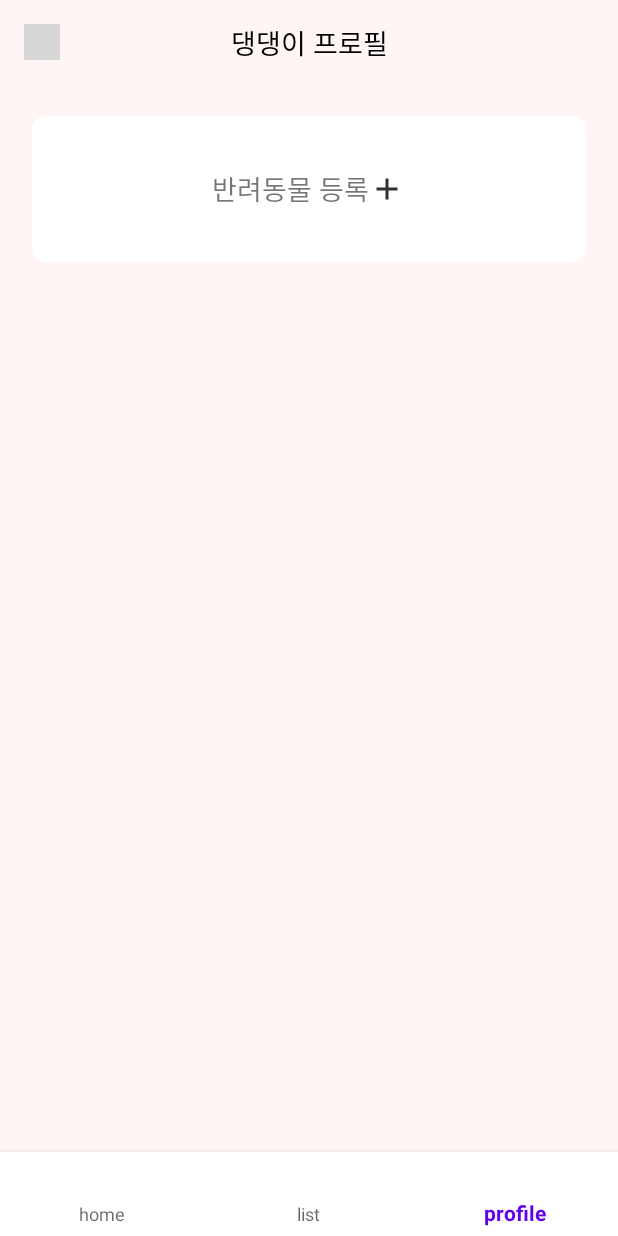
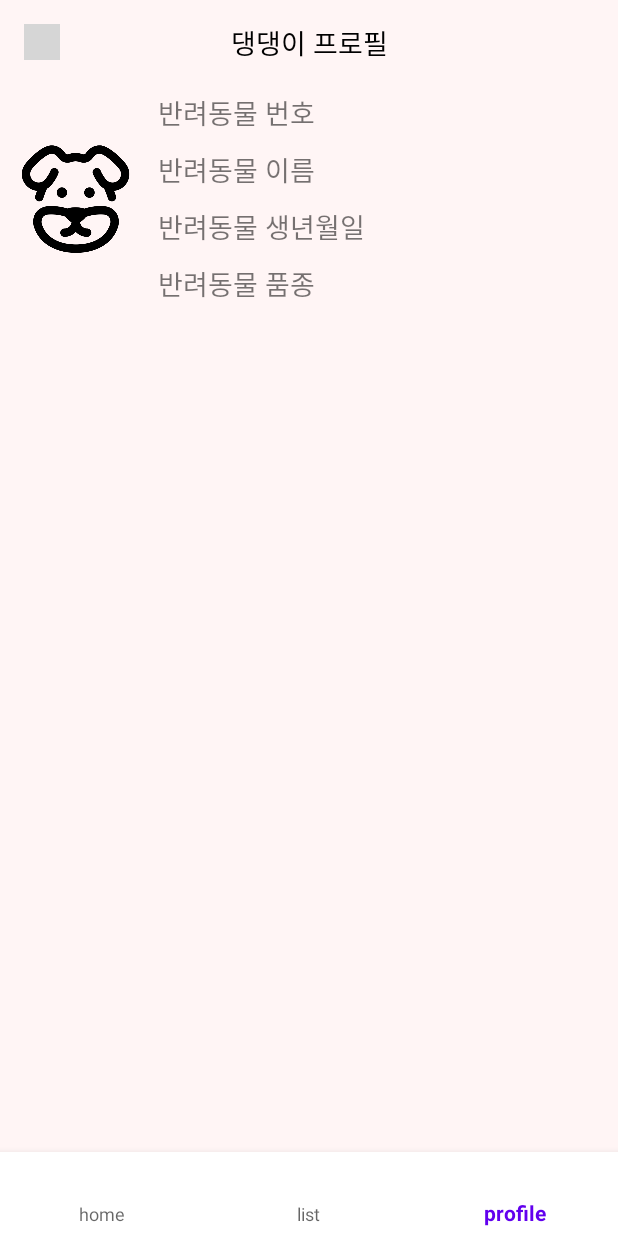
Before and after one commit to alexfu2011/PetApp, an Android app: the MainActivity screen opened directly, with no data from a screen before it, item 3 of the bottom bar chosen, on a phone screen of 412 x 824 dp. Run offline under Robolectric (Android 15) with nearby library versions, the phone set to English and light mode, and no system bars; our stand-ins replace data binding; grey boxes are pictures that could not be loaded.

Commit message:
2021-11-16 fragment_profile.xml UI 수정

```diff
--- a/app/src/main/java/com/project/protectpetapp/view/MainActivity.java
+++ b/app/src/main/java/com/project/protectpetapp/view/MainActivity.java
@@ -6,6 +6,9 @@ import androidx.fragment.app.Fragment;
 
 import com.project.protectpetapp.R;
 import com.project.protectpetapp.databinding.ActivityMainBinding;
+import com.project.protectpetapp.view.fragment.HomeFragment;
+import com.project.protectpetapp.view.fragment.ProfileFragment;
+import com.project.protectpetapp.view.fragment.VeccineCheckFragment;
 
 public class MainActivity extends BaseActivity<ActivityMainBinding> {
 
--- a/app/src/main/java/com/project/protectpetapp/view/BaseFragment.java
+++ b/app/src/main/java/com/project/protectpetapp/view/fragment/BaseFragment.java
@@ -1,4 +1,4 @@
-package com.project.protectpetapp.view;
+package com.project.protectpetapp.view.fragment;
 
 import android.os.Bundle;
 import android.view.LayoutInflater;
--- a/app/src/main/java/com/project/protectpetapp/view/HomeFragment.java
+++ b/app/src/main/java/com/project/protectpetapp/view/fragment/HomeFragment.java
@@ -1,4 +1,4 @@
-package com.project.protectpetapp.view;
+package com.project.protectpetapp.view.fragment;
 
 import android.os.Bundle;
 import android.view.View;
--- a/app/src/main/java/com/project/protectpetapp/view/ProfileFragment.java
+++ b/app/src/main/java/com/project/protectpetapp/view/fragment/ProfileFragment.java
@@ -1,4 +1,4 @@
-package com.project.protectpetapp.view;
+package com.project.protectpetapp.view.fragment;
 
 import android.app.AlertDialog;
 import android.content.Intent;
@@ -8,6 +8,7 @@ import android.widget.LinearLayout;
 
 import com.project.protectpetapp.R;
 import com.project.protectpetapp.databinding.FragmentProfileBinding;
+import com.project.protectpetapp.view.RegisterPetActivity;
 
 public class ProfileFragment extends BaseFragment<FragmentProfileBinding> implements View.OnClickListener {
 
--- a/app/src/main/java/com/project/protectpetapp/view/VeccineCheckFragment.java
+++ b/app/src/main/java/com/project/protectpetapp/view/fragment/VeccineCheckFragment.java
@@ -1,4 +1,4 @@
-package com.project.protectpetapp.view;
+package com.project.protectpetapp.view.fragment;
 
 import android.os.Bundle;
 import android.view.View;
--- a/app/src/main/res/layout/fragment_home.xml
+++ b/app/src/main/res/layout/fragment_home.xml
@@ -6,7 +6,7 @@
         android:layout_width="match_parent"
         android:layout_height="match_parent"
         android:background="#FFF5F5"
-        tools:context=".view.HomeFragment">
+        tools:context=".view.fragment.HomeFragment">
 
     <LinearLayout
         android:id="@+id/layout"
--- a/app/src/main/res/layout/fragment_profile.xml
+++ b/app/src/main/res/layout/fragment_profile.xml
@@ -6,27 +6,60 @@
         android:layout_width="match_parent"
         android:layout_height="match_parent"
         android:background="#FFF5F5"
-        tools:context=".view.ProfileFragment">
+        tools:context=".view.fragment.ProfileFragment">
 
         <LinearLayout
             android:id="@+id/btn_pet_name"
+            android:layout_width="match_parent"
+            android:layout_height="wrap_content"
+            android:orientation="horizontal"
+            android:visibility="visible">
+
+            <ImageView
+                android:layout_width="100dp"
+                android:layout_height="100dp"
+                android:layout_gravity="center_vertical"
+                android:src="@drawable/ic_dog" />
+
+            <LinearLayout
                 android:layout_width="wrap_content"
                 android:layout_height="wrap_content"
-            android:visibility="gone">
+                android:orientation="vertical">
+
+                <TextView
+                    android:id="@+id/tv_pet_id"
+                    android:layout_width="wrap_content"
+                    android:layout_height="wrap_content"
+                    android:padding="5dp"
+                    android:text="반려동물 번호"
+                    android:textSize="18dp" />
 
                 <TextView
                     android:id="@+id/tv_pet_name"
                     android:layout_width="wrap_content"
                     android:layout_height="wrap_content"
-                android:padding="10dp"
+                    android:padding="5dp"
                     android:text="반려동물 이름"
                     android:textSize="18dp" />
 
-            <ImageView
+                <TextView
+                    android:id="@+id/tv_pet_birth"
                     android:layout_width="wrap_content"
                     android:layout_height="wrap_content"
-                android:layout_gravity="center_vertical"
-                android:src="@drawable/ic_arrow_down" />
+                    android:padding="5dp"
+                    android:text="반려동물 생년월일"
+                    android:textSize="18dp" />
+
+                <TextView
+                    android:id="@+id/tv_pet_breed"
+                    android:layout_width="wrap_content"
+                    android:layout_height="wrap_content"
+                    android:padding="5dp"
+                    android:text="반려동물 품종"
+                    android:textSize="18dp" />
+
+
+            </LinearLayout>
         </LinearLayout>
 
         <LinearLayout
@@ -35,7 +68,8 @@
             android:layout_height="100dp"
             android:layout_margin="20dp"
             android:background="@drawable/text_bg"
-            android:gravity="center_horizontal">
+            android:gravity="center_horizontal"
+            android:visibility="gone">
 
             <TextView
                 android:layout_width="wrap_content"
--- a/app/src/main/res/layout/fragment_veccine_check.xml
+++ b/app/src/main/res/layout/fragment_veccine_check.xml
@@ -6,7 +6,7 @@
         android:layout_width="match_parent"
         android:layout_height="match_parent"
         android:background="#FFF5F5"
-        tools:context=".view.VeccineCheckFragment">
+        tools:context=".view.fragment.VeccineCheckFragment">
     </FrameLayout>
 
 </layout>
```
Lines whose indentation alone changed are shown as unchanged.
